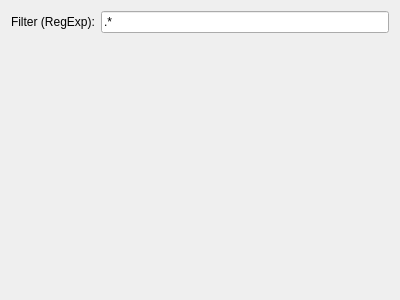
Before: the Qt Designer form plugins/Commands/Filter/filterconfigurationdlg.ui in KDE/simon, drawn with Qt 5.
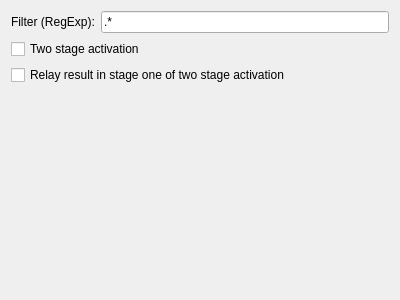
After: the same form once the commit is applied. Custom widgets are drawn as their Qt base class.

Commit message: Adding two stage mode to filter plugin

The edit to the form file:
```diff
--- a/plugins/Commands/Filter/filterconfigurationdlg.ui
+++ b/plugins/Commands/Filter/filterconfigurationdlg.ui
@@ -35,6 +35,20 @@
      </item>
     </layout>
    </item>
+   <item>
+    <widget class="QCheckBox" name="cbTwoStage">
+     <property name="text">
+      <string>Two stage activation</string>
+     </property>
+    </widget>
+   </item>
+   <item>
+    <widget class="QCheckBox" name="cbRelayStageOne">
+     <property name="text">
+      <string>Relay result in stage one of two stage activation</string>
+     </property>
+    </widget>
+   </item>
    <item>
     <spacer name="verticalSpacer">
      <property name="orientation">
```
The commit also changes 4 other files.
